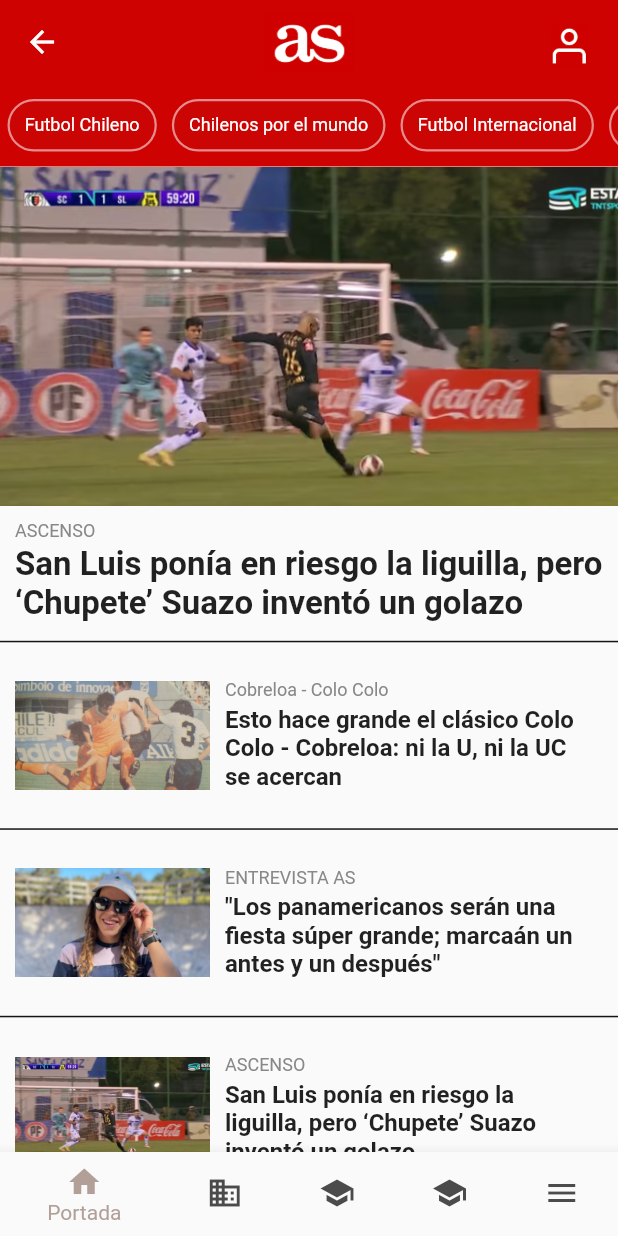
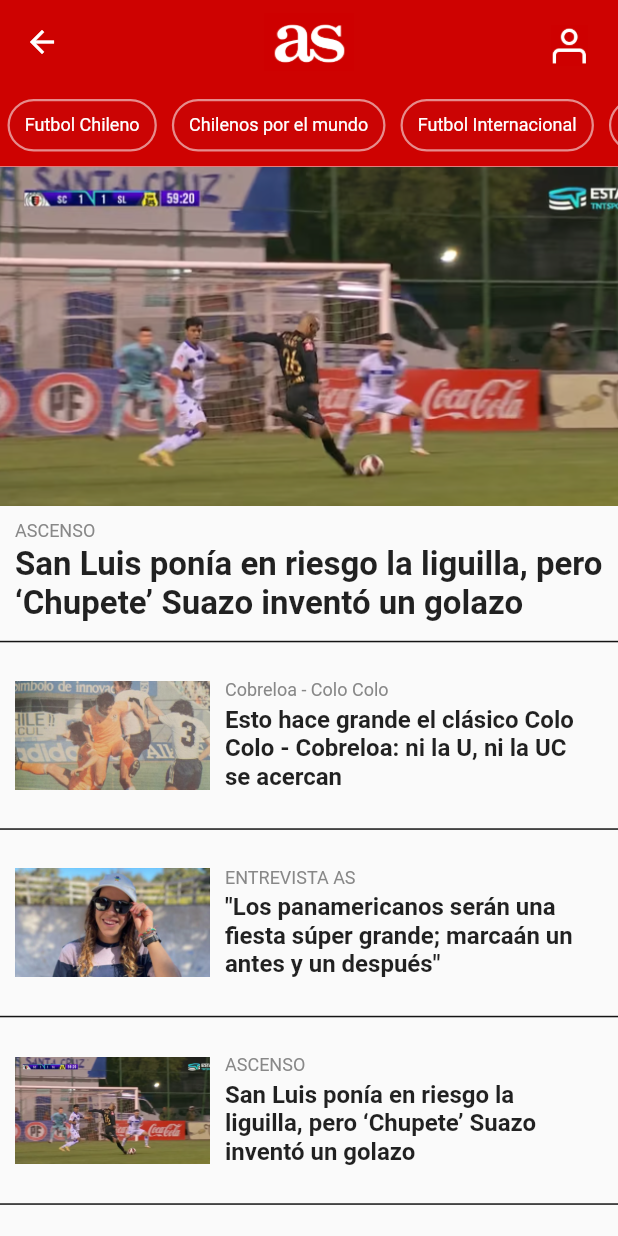
Before and after one commit to ig-byte/appfluter_ascom, a Flutter app: the FrontScreen screen opened directly, on a phone screen of 412 x 824 dp. Run offline on Flutter 3.47's test engine with Material 2 defaults, Android fonts, the light colour scheme and no system bars; missing offline and left inert: toggle_list.

Commit message:
Navegacion
Rev1
Falta boton de retorno en las ventanas de login, frontpage

```diff
--- a/lib/screens/front_screen.dart
+++ b/lib/screens/front_screen.dart
@@ -1,7 +1,8 @@
 import 'package:appfluter_ascom/components/my_buttonbartop.dart';
-import 'package:appfluter_ascom/components/my_navigationbar.dart';
 import 'package:appfluter_ascom/components/my_shortnews.dart';
 import 'package:appfluter_ascom/components/my_topnews.dart';
+import 'package:appfluter_ascom/screens/login_screen.dart';
+import 'package:appfluter_ascom/screens/news_screen.dart';
 import 'package:flutter/material.dart';
 
 class FrontScreen extends StatelessWidget {
@@ -9,7 +10,6 @@
   @override
   Widget build(BuildContext context) {
     return Scaffold(
-        bottomNavigationBar: const NavigationBarAsCom(),
         appBar: AppBar(
           centerTitle: true,
           elevation: BorderSide.strokeAlignCenter,
@@ -20,11 +20,20 @@
             height: 120,
           ),
           actions: [
-            Padding(
+            GestureDetector(
+              onTap: () {
+                Navigator.push(
+                    context,
+                    MaterialPageRoute(
+                        builder: (BuildContext context) =>
+                            const LoginScreen()));
+              },
+              child: Padding(
                 padding: const EdgeInsets.only(right: 20, top: 5),
                 child: Image.asset(
                   'lib/images/iconUser.png',
                   width: 25,
+                ),
               ),
             )
           ],
@@ -36,74 +45,81 @@
             */
             Expanded(
               child: ListView(
-                children: const [
-                  MyTopNews(
+                children: [
+                  GestureDetector(
+                    onTap: () {
+                      Navigator.of(context).pushReplacement(MaterialPageRoute(
+                          builder: (BuildContext context) =>
+                              const NewsScreen()));
+                    },
+                    child: const MyTopNews(
                       imageURL: 'lib/images/img3.png',
                       title: 'ASCENSO',
                       subtitle:
                           'San Luis ponía en riesgo la liguilla, pero ‘Chupete’ Suazo inventó un golazo',
                     ),
-                  Divider(
+                  ),
+                  const Divider(
                     thickness: BorderSide.strokeAlignOutside,
                     height: 5,
                     color: Color.fromRGBO(20, 20, 20, 20),
                   ),
-                  ContainerShortNew(
+                  const ContainerShortNew(
                     imageURL: 'lib/images/img1.png',
                     title: 'Cobreloa - Colo Colo',
                     subtitle:
                         'Esto hace grande el clásico Colo Colo - Cobreloa: ni la U, ni la UC se acercan',
                   ),
-                  Divider(
+                  const Divider(
                     thickness: BorderSide.strokeAlignOutside,
                     height: 5,
                     color: Color.fromRGBO(20, 20, 20, 20),
                   ),
-                  ContainerShortNew(
+                  const ContainerShortNew(
                     imageURL: 'lib/images/img2.png',
                     title: 'ENTREVISTA AS',
                     subtitle:
                         '"Los panamericanos serán una fiesta súper grande; marcaán un antes y un después"',
                   ),
-                  Divider(
+                  const Divider(
                     thickness: BorderSide.strokeAlignOutside,
                     height: 5,
                     color: Color.fromRGBO(20, 20, 20, 20),
                   ),
-                  ContainerShortNew(
+                  const ContainerShortNew(
                     imageURL: 'lib/images/img3.png',
                     title: 'ASCENSO',
                     subtitle:
                         'San Luis ponía en riesgo la liguilla, pero ‘Chupete’ Suazo inventó un golazo',
                   ),
-                  Divider(
+                  const Divider(
                     thickness: BorderSide.strokeAlignOutside,
                     height: 5,
                     color: Color.fromRGBO(20, 20, 20, 20),
                   ),
-                  ContainerShortNew(
+                  const ContainerShortNew(
                     imageURL: 'lib/images/img1.png',
                     title: 'Cobreloa - Colo Colo',
                     subtitle:
                         'Esto hace grande el clásico Colo Colo - Cobreloa: ni la U, ni la UC se acercan',
                   ),
-                  Divider(
+                  const Divider(
                     thickness: BorderSide.strokeAlignOutside,
                     height: 5,
                     color: Color.fromRGBO(20, 20, 20, 20),
                   ),
-                  ContainerShortNew(
+                  const ContainerShortNew(
                     imageURL: 'lib/images/img2.png',
                     title: 'ENTREVISTA AS',
                     subtitle:
                         '"Los panamericanos serán una fiesta súper grande; marcarán un antes y un después"',
                   ),
-                  Divider(
+                  const Divider(
                     thickness: BorderSide.strokeAlignOutside,
                     height: 5,
                     color: Color.fromRGBO(20, 20, 20, 20),
                   ),
-                  ContainerShortNew(
+                  const ContainerShortNew(
                     imageURL: 'lib/images/img3.png',
                     title: 'ASCENSO',
                     subtitle:
--- a/lib/screens/news_screen.dart
+++ b/lib/screens/news_screen.dart
@@ -1,6 +1,5 @@
 import 'package:appfluter_ascom/components/my_author.dart';
 import 'package:appfluter_ascom/components/my_infotype1.dart';
-import 'package:appfluter_ascom/components/my_navigationbar.dart';
 import 'package:appfluter_ascom/components/my_topnews.dart';
 import 'package:flutter/material.dart';
 
@@ -9,7 +8,6 @@
   @override
   Widget build(BuildContext context) {
     return Scaffold(
-      bottomNavigationBar: const NavigationBarAsCom(),
       appBar: AppBar(
         centerTitle: true,
         elevation: BorderSide.strokeAlignCenter,
--- a/lib/screens/results_screen.dart
+++ b/lib/screens/results_screen.dart
@@ -1,7 +1,5 @@
 import 'package:appfluter_ascom/components/my_bardates.dart';
-import 'package:appfluter_ascom/components/my_barresult.dart';
 import 'package:appfluter_ascom/components/my_ligatype.dart';
-import 'package:appfluter_ascom/components/my_navigationbar.dart';
 import 'package:flutter/material.dart';
 import 'package:toggle_list/toggle_list.dart';
 
@@ -10,7 +8,6 @@
   @override
   Widget build(BuildContext context) {
     return Scaffold(
-      bottomNavigationBar: const NavigationBarAsCom(),
       appBar: AppBar(
         centerTitle: true,
         elevation: BorderSide.strokeAlignCenter,
```
Also changed, not shown: lib/components/my_navigationBar.dart (+44 -4 lines), lib/main.dart (+2 -5 lines). Lines whose indentation alone changed are shown as unchanged.
